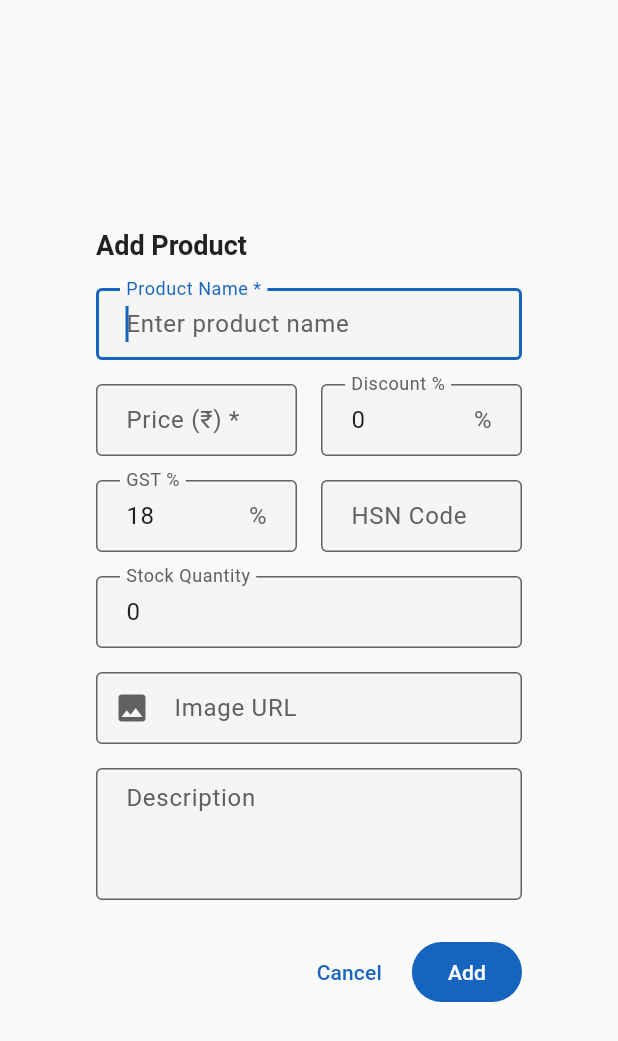
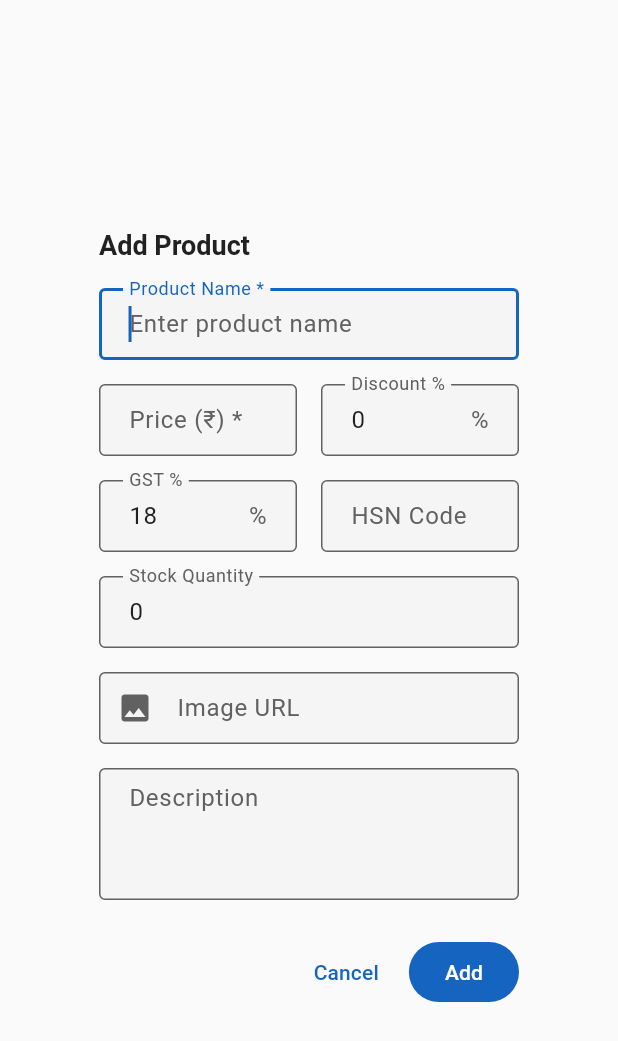
Before and after one commit to Ritesh151/Factory_Manager, a Flutter app: the ProductDialog widget shown alone on an empty page, opened directly with empty values, on a phone screen of 412 x 824 dp. Shown: the top 1041 px of the screen. Run offline on Flutter 3.47's test engine with Material 3 defaults, Android fonts, the phone set to English and light mode, and no system bars; our stand-ins replace cloud_firestore, equatable, firebase_auth, firebase_core, firebase_storage, flutter_riverpod and 2 more; accounts and stored records are empty.

Commit message:
Features is Working Sucessfully

```diff
--- a/lib/features/products/widgets/product_dialog.dart
+++ b/lib/features/products/widgets/product_dialog.dart
@@ -89,12 +89,17 @@ class _ProductDialogState extends State<ProductDialog> {
     final theme = Theme.of(context);
     final size = MediaQuery.of(context).size;
 
+    // Calculate responsive width
+    final dialogWidth = size.width > 600
+        ? size.width * 0.5
+        : size.width * 0.9;
+
     return AlertDialog(
       title: Text(isEditing ? 'Edit Product' : 'Add Product'),
       content: ConstrainedBox(
         constraints: BoxConstraints(
-          minWidth: 500,
-          maxWidth: size.width * 0.5,
+          minWidth: 280,
+          maxWidth: dialogWidth,
           maxHeight: size.height * 0.8,
         ),
         child: SingleChildScrollView(
```
Also changed, not shown: lib/features/sales/screens/sales_screen_fixed.dart (+23 -1 lines), lib/features/sales/widgets/invoice_form.dart (+10 -6 lines).
